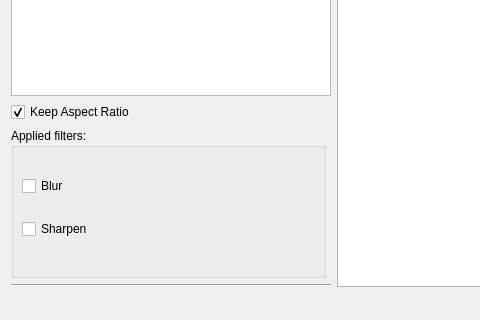
Before: the Qt Designer form ImageViewer/ImageViewer.ui in MCInversion/ImageViewer, drawn with Qt 5; both pictures show x 0 to 480 and y 467 to 787 of the 681 by 787 pixel window.
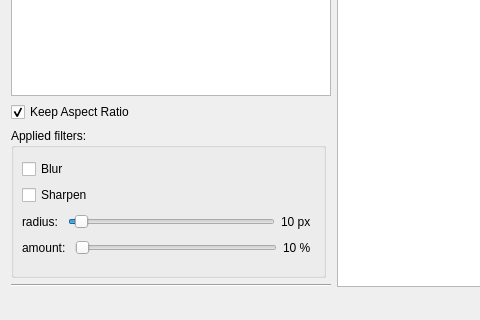
After: the same form once the commit is applied.

The edit to the form file:
```diff
--- a/ImageViewer/ImageViewer.ui
+++ b/ImageViewer/ImageViewer.ui
@@ -83,6 +83,68 @@
               </property>
              </widget>
             </item>
+            <item>
+             <layout class="QHBoxLayout" name="horizontalLayout">
+              <item>
+               <widget class="QLabel" name="label">
+                <property name="text">
+                 <string>radius: </string>
+                </property>
+               </widget>
+              </item>
+              <item>
+               <widget class="QSlider" name="radiusSlider">
+                <property name="maximum">
+                 <number>300</number>
+                </property>
+                <property name="value">
+                 <number>10</number>
+                </property>
+                <property name="orientation">
+                 <enum>Qt::Horizontal</enum>
+                </property>
+               </widget>
+              </item>
+              <item>
+               <widget class="QLabel" name="radiusLabel">
+                <property name="text">
+                 <string>10 px</string>
+                </property>
+               </widget>
+              </item>
+             </layout>
+            </item>
+            <item>
+             <layout class="QHBoxLayout" name="horizontalLayout_3">
+              <item>
+               <widget class="QLabel" name="label_3">
+                <property name="text">
+                 <string>amount: </string>
+                </property>
+               </widget>
+              </item>
+              <item>
+               <widget class="QSlider" name="amountSlider">
+                <property name="enabled">
+                 <bool>true</bool>
+                </property>
+                <property name="maximum">
+                 <number>100</number>
+                </property>
+                <property name="orientation">
+                 <enum>Qt::Horizontal</enum>
+                </property>
+               </widget>
+              </item>
+              <item>
+               <widget class="QLabel" name="amountLabel">
+                <property name="text">
+                 <string>10 %</string>
+                </property>
+               </widget>
+              </item>
+             </layout>
+            </item>
            </layout>
           </widget>
          </widget>
```
Left out of the diff: 68 changed lines with no effect on the pictures.
